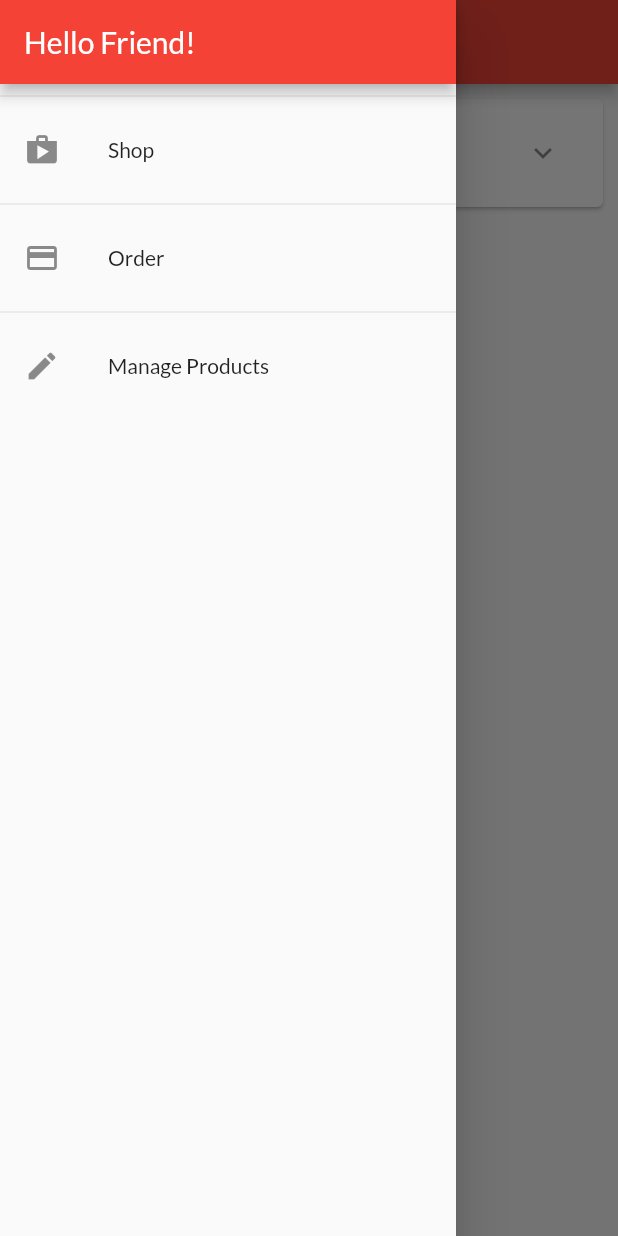
After one commit to Truyen-IT/myshop, a Flutter app: the OrdersScreen screen opened by its route, with the side drawer open, on a phone screen of 412 x 824 dp. The commit adds this screen. Run offline on Flutter 3.47's test engine with Material 2 defaults, Android fonts, the phone set to English and light mode, and no system bars; network calls fail.

Commit message:
Xay dung drawer va dinh tuyen theo ten

```diff
--- a/lib/ui/orders/orders_screen.dart
+++ b/lib/ui/orders/orders_screen.dart
@@ -1,7 +1,11 @@
 import 'package:flutter/material.dart';
-import 'order_manager.dart';
+import 'orders_manager.dart';
 import 'order_item_card.dart';
+import '../shared/app_drawer.dart';
+
 class OrdersScreen extends StatelessWidget {
+  static const routeName = '/orders';
+
   const OrdersScreen ({ super.key});
 @override
 Widget build (BuildContext context) {
@@ -11,6 +15,7 @@ return Scaffold(
         appBar: AppBar(
         title: const Text('Your Orders'),
     ),
+    drawer: const AppDrawer(),
     body: ListView.builder(
      itemCount: ordersManager.orderCount,
      itemBuilder:(ctx, i) => OrderItemCard(ordersManager.orders[i]),
--- a/lib/ui/products/product_detail_screen.dart
+++ b/lib/ui/products/product_detail_screen.dart
@@ -2,6 +2,8 @@ import 'package:flutter/material.dart';
 import '../../models/product.dart';
 //trang chi tiet
 class ProductDetailScreen extends StatelessWidget {
+  static const routeName = '/product-detail';
+
   const ProductDetailScreen(
     this.product,
     {super.key}) ;
--- a/lib/ui/products/products_grid.dart
+++ b/lib/ui/products/products_grid.dart
@@ -9,7 +9,7 @@ class ProductsGrid extends StatelessWidget {
 
   @override
   Widget build(BuildContext context) {
-    final productsManager = ProductManager();//day la ham productmagager
+    final productsManager = ProductsManager();//day la ham productmagager
     final products=
      showFavorites ? productsManager.favoriteItems :productsManager.items;
     return GridView.builder(
--- a/lib/ui/products/products_manager.dart
+++ b/lib/ui/products/products_manager.dart
@@ -1,6 +1,6 @@
 import '../../models/product.dart';
 
-class ProductManager{
+class ProductsManager{
  final List<Product> _items = [//danh sach<so san pham>  item la a[4];
     Product(
       id: 'p1',
@@ -48,4 +48,7 @@ class ProductManager{
   List<Product>get favoriteItems{//item yeu thich
     return _items.where((prodItem) => prodItem.isFavorite).toList();
   }
+  Product findById(String id) {
+    return _items.firstWhere((prod) => prod.id == id);
 }
+}
--- /dev/null
+++ b/lib/ui/screens.dart
@@ -0,0 +1,17 @@
+export 'products/products_overview_screen.dart';
+export 'products/product_detail_screen.dart';
+export 'products/user_products_screen.dart';
+export 'products/products_manager.dart';
+
+export 'orders/orders_screen.dart';
+export 'orders/orders_manager.dart';
+
+export 'cart/cart_screen.dart';
+export 'cart/cart_manager.dart';
+
+
+// import 'ui/products/product_detail_screen.dart';
+// import 'ui/products/products_manager.dart';
+// import 'ui/products/user_products_screen.dart';
+// import 'ui/cart/cart_screen.dart';
+// import 'ui/orders/orders_screen.dart';
--- /dev/null
+++ b/lib/ui/shared/app_drawer.dart
@@ -0,0 +1,59 @@
+import 'package:flutter/material.dart';
+import '../orders/orders_screen.dart';
+import '../products/user_products_screen.dart';
+
+
+class AppDrawer extends StatelessWidget {
+  const AppDrawer({super.key});
+
+  @override
+  Widget build(BuildContext context) {
+    return Drawer(
+      child: Column(
+        children: <Widget>[
+          AppBar(
+            title: const Text('Hello Friend!'),
+            automaticallyImplyLeading: false,
+          ),
+          const Divider(),
+          ListTile(
+            leading: const Icon(Icons.shop),
+            title: const Text('Shop'),
+            onTap: () {
+              Navigator.of(context).pushReplacementNamed('/');
+            },
+          ),
+          const Divider(),
+          ListTile(
+            leading: const Icon(Icons.payment),
+            title: const Text('Order'),
+            onTap: () {
+              Navigator.of(context)
+                  .pushReplacementNamed(OrdersScreen.routeName);
+            },
+          ),
+          const Divider(),
+          ListTile(
+            leading: const Icon(Icons.edit),
+            title: const Text('Manage Products'),
+            onTap: () {
+              Navigator.of(context)
+                  .pushReplacementNamed(UserProductsScreen.routeName);
+            },
+          ),
+          // const Divider(),
+          // ListTile(
+          //   leading: const Icon(Icons.exit_to_app),
+          //   title: const Text('Logout'),
+          //   onTap: () {
+          //     Navigator.of(context)
+          //       ..pop()
+          //       ..pushReplacementNamed('/');
+          //     context.read<AuthManager>().logout();
+          //   },
+          // ),
+        ],
+      ),
+    );
+  }
+}
```
Also changed, not shown: lib/main.dart (+50 -11 lines), lib/ui/products/product_grid_tile.dart (+4 -4 lines), lib/ui/products/products_overview_screen.dart (renamed from lib/ui/products/product_overview_screen.dart, +7 -1 lines), lib/ui/products/user_products_screen.dart (+7 -2 lines), lib/ui/orders/orders_manager.dart (renamed from lib/ui/orders/order_manager.dart), 1 other file. Lines whose indentation alone changed are shown as unchanged.
